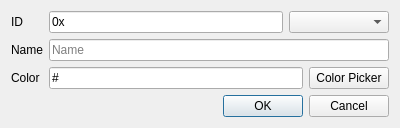
NeverKnewTheName/R_Visualizer, file R_Visualizer/MessageConfig/MsgIDMapping/ui/msgidmappingadddialog.ui: the form before one commit.
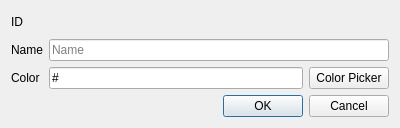
The form after the commit. Custom widgets are drawn as their Qt base class.

Commit message: added MsgDataFormatString dialog; enabled editor for MsgDataMappingWidget; replaced complicated LineEdits for MsgIDMappingWidget and MsgCodeMappingWidget with the correpsonding Msg Field Widgets; WIP

What changed in the file:
```diff
--- a/R_Visualizer/MessageConfig/MsgIDMapping/ui/msgidmappingadddialog.ui
+++ b/R_Visualizer/MessageConfig/MsgIDMapping/ui/msgidmappingadddialog.ui
@@ -14,60 +14,6 @@
    <string>Dialog</string>
   </property>
   <layout class="QGridLayout" name="gridLayout">
-   <item row="0" column="1">
-    <layout class="QHBoxLayout" name="horizontalLayout_2">
-     <item>
-      <widget class="QLineEdit" name="idLineEdit">
-       <property name="minimumSize">
-        <size>
-         <width>100</width>
-         <height>0</height>
-        </size>
-       </property>
-       <property name="toolTip">
-        <string>Enter the ID for the message to be parsed</string>
-       </property>
-       <property name="locale">
-        <locale language="English" country="UnitedStates"/>
-       </property>
-       <property name="inputMask">
-        <string>\0\xhhhh</string>
-       </property>
-       <property name="text">
-        <string>0x</string>
-       </property>
-       <property name="frame">
-        <bool>true</bool>
-       </property>
-       <property name="placeholderText">
-        <string/>
-       </property>
-       <property name="cursorMoveStyle">
-        <enum>Qt::LogicalMoveStyle</enum>
-       </property>
-       <property name="clearButtonEnabled">
-        <bool>false</bool>
-       </property>
-      </widget>
-     </item>
-     <item>
-      <widget class="QComboBox" name="numericallFormatComboBox">
-       <property name="minimumSize">
-        <size>
-         <width>100</width>
-         <height>0</height>
-        </size>
-       </property>
-       <property name="toolTip">
-        <string>Select the input format of the code</string>
-       </property>
-       <property name="locale">
-        <locale language="English" country="UnitedStates"/>
-       </property>
-      </widget>
-     </item>
-    </layout>
-   </item>
    <item row="1" column="1">
     <widget class="QLineEdit" name="nameLineEdit">
      <property name="toolTip">
@@ -151,8 +97,19 @@
      </property>
     </widget>
    </item>
+   <item row="0" column="1">
+    <widget class="MsgIDLineEdit" name="msgIDLineEdit" native="true"/>
+   </item>
   </layout>
  </widget>
+ <customwidgets>
+  <customwidget>
+   <class>MsgIDLineEdit</class>
+   <extends>QWidget</extends>
+   <header location="global">MsgIDLineEdit.h</header>
+   <container>1</container>
+  </customwidget>
+ </customwidgets>
  <resources/>
  <connections>
   <connection>
```
The commit also changes 24 other files.
